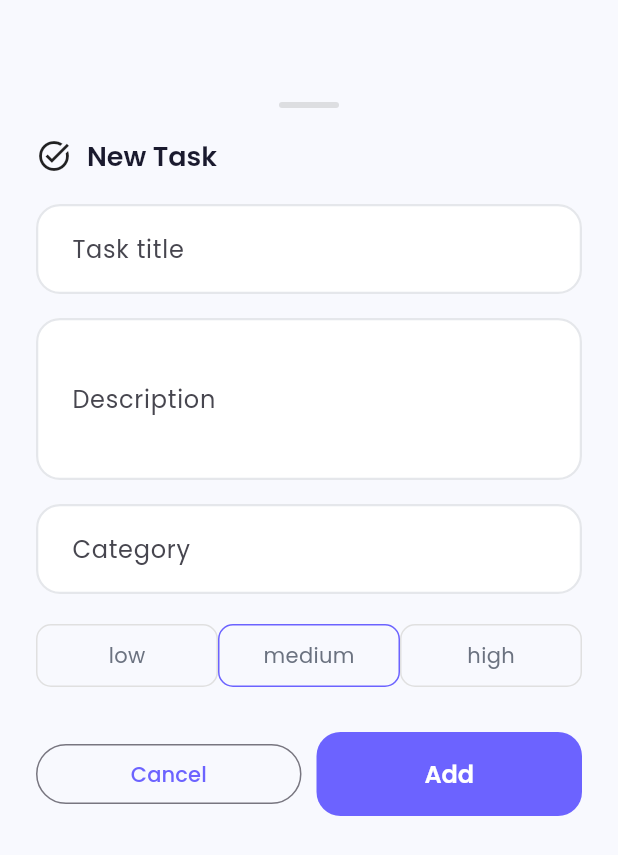
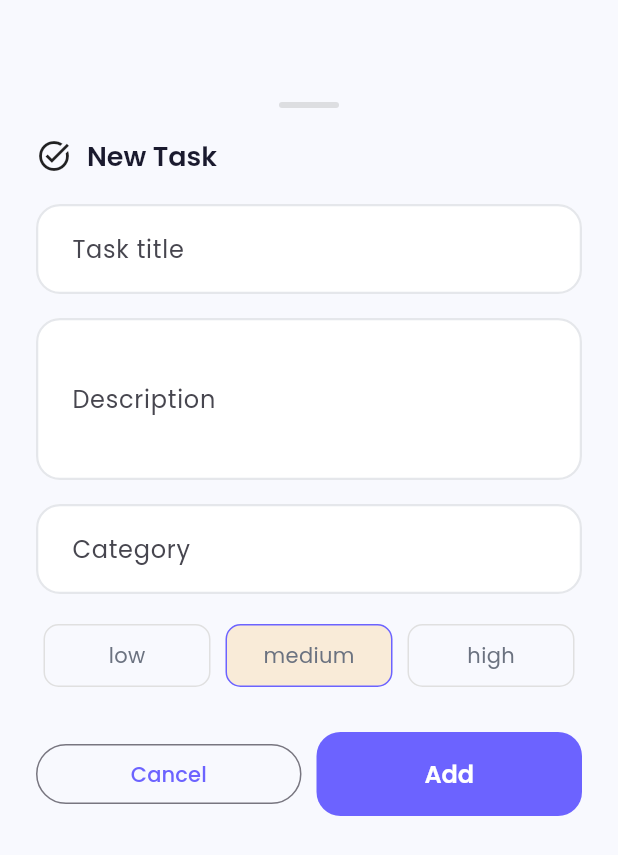
Before and after one commit to vijay4dev/tasklistappassesment, a Flutter app: the AddTaskSheet widget shown alone on an empty page, opened directly, on a phone screen of 412 x 824 dp. Shown: the top 855 px of the screen. Run offline on Flutter 3.47's test engine with Material 3 defaults, Android fonts, the light colour scheme and no system bars; our stand-ins replace flutter_dotenv, flutter_slidable, google_fonts, supabase_flutter, wakelock_plus; accounts and stored records are empty.

Commit message:
added priority based background color for chips

```diff
--- a/lib/dashboard/task_add_sheet.dart
+++ b/lib/dashboard/task_add_sheet.dart
@@ -245,13 +245,25 @@ class _AddTaskSheetState extends State<AddTaskSheet>
         final selected = _priority == p;
 
         return Expanded(
+
+          child: Container(
+            margin: const EdgeInsets.symmetric(horizontal: 5),
             child: GestureDetector(
               onTap: () => setState(() => _priority = p),
 
               child: Container(
+
                 padding: const EdgeInsets.symmetric(vertical: 10),
 
                 decoration: BoxDecoration(
+                  color: selected && p.name == "high"
+                      ? Colors.red.withOpacity(0.15)
+                      : selected && p.name == "medium"
+
+                          ? Colors.orange.withOpacity(0.15)
+                          : selected && p.name == "low"
+                              ? Colors.green.withOpacity(0.15)
+                              : Colors.transparent,
                   border: Border.all(
                     color: selected
                         ? AppTheme.primaryColor
@@ -262,6 +274,7 @@ class _AddTaskSheetState extends State<AddTaskSheet>
                 ),
 
                 child: Center(child: Text(p.name)),
+              ),
             ),
           ),
         );
```
Lines whose indentation alone changed are shown as unchanged.
